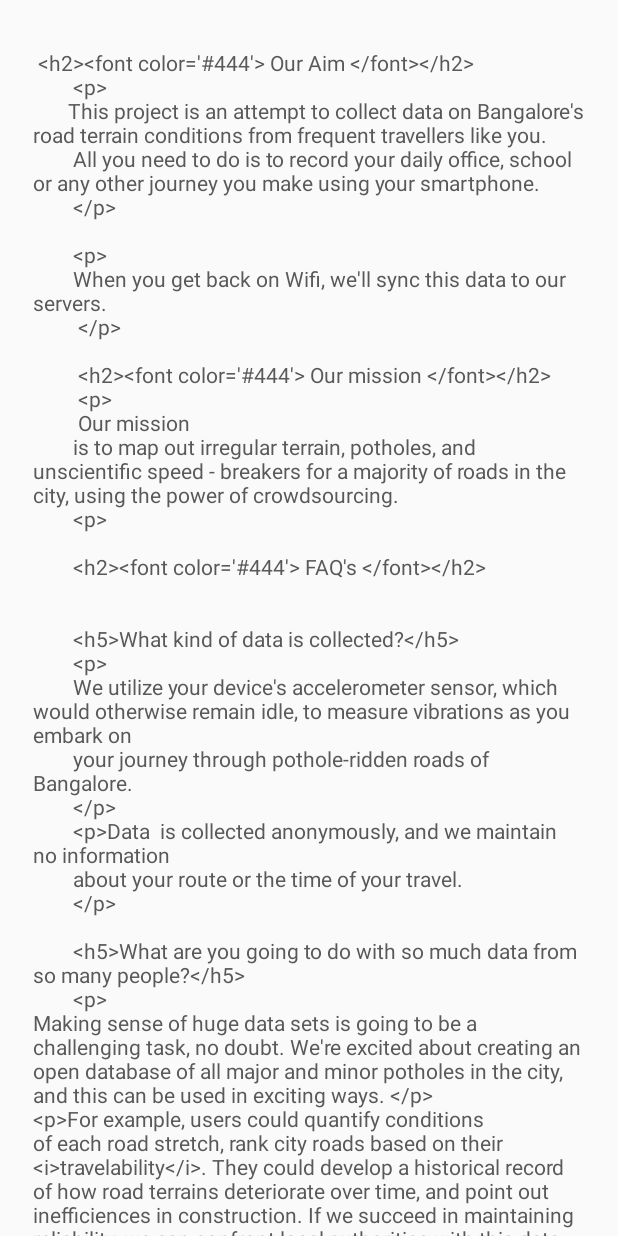
After one commit to pastelsky/RoadRunner, an Android app: the layout content_about.xml on its own in the app's theme, with its tools: preview values and no code run, on a phone screen of 412 x 824 dp. The commit adds this screen. Run offline under Robolectric (Android 15) with nearby library versions, the phone set to English and light mode, and no system bars.

Commit message:
added about screen

```diff
--- /dev/null
+++ b/app/src/main/res/layout/content_about.xml
@@ -0,0 +1,38 @@
+<?xml version="1.0" encoding="utf-8"?>
+<android.support.v4.widget.NestedScrollView xmlns:android="http://schemas.android.com/apk/res/android"
+    xmlns:app="http://schemas.android.com/apk/res-auto"
+    xmlns:tools="http://schemas.android.com/tools"
+    android:layout_width="match_parent"
+    android:layout_height="match_parent"
+    android:clipToPadding="false"
+    android:paddingLeft="6dp"
+    android:paddingRight="6dp"
+    android:paddingTop="@dimen/activity_vertical_margin"
+    app:layout_behavior="@string/appbar_scrolling_view_behavior"
+    tools:context="com.example.shubhamkanodia.roadrunner.Activities.AboutActivity"
+    tools:showIn="@layout/activity_about">
+
+    <LinearLayout
+        android:layout_width="match_parent"
+        android:layout_height="match_parent">
+
+        <TextView
+            android:id="@+id/tvAbout"
+            android:layout_width="wrap_content"
+            android:layout_height="wrap_content"
+            android:layout_margin="@dimen/text_margin"
+            android:text="@string/large_text"
+            android:textColor="#595959" />
+
+
+        <Button
+            android:layout_width="wrap_content"
+            android:layout_height="match_parent"
+            android:layout_gravity="center_horizontal"
+            android:layout_marginTop="12dp"
+            android:backgroundTint="#2b5a69"
+            android:text="Get Started" />
+
+    </LinearLayout>
+
+</android.support.v4.widget.NestedScrollView>
--- /dev/null
+++ b/app/src/main/res/values-v21/styles.xml
@@ -0,0 +1,9 @@
+<resources>
+
+    <style name="AppTheme.NoActionBar">
+        <item name="windowActionBar">false</item>
+        <item name="windowNoTitle">true</item>
+        <item name="android:windowDrawsSystemBarBackgrounds">true</item>
+        <item name="android:statusBarColor">@android:color/transparent</item>
+    </style>
+</resources>
--- a/app/src/main/res/values/dimens.xml
+++ b/app/src/main/res/values/dimens.xml
@@ -8,4 +8,7 @@
 http://developer.android.com/guide/topics/appwidgets/index.html#CreatingLayout
     -->
     <dimen name="widget_margin">8dp</dimen>
+    <dimen name="app_bar_height">250dp</dimen>
+    <dimen name="fab_margin">16dp</dimen>
+    <dimen name="text_margin">16dp</dimen>
 </resources>
--- a/app/src/main/res/values/strings.xml
+++ b/app/src/main/res/values/strings.xml
@@ -4,7 +4,7 @@
     <string name="hello_world">Hello world!</string>
     <string name="action_settings">Settings</string>
 
-<!-- TODO: Remove or change this placeholder text -->
+    <!-- TODO: Remove or change this placeholder text -->
     <string name="hello_blank_fragment">Hello blank fragment</string>
     <string name="title_activity_post">Post data</string>
     <string name="title_activity_trial">TrialActivity</string>
@@ -73,4 +73,76 @@
     <string name="pref_ringtone_silent">Silent</string>
 
     <string name="pref_title_vibrate">Vibrate</string>
+    <string name="what_text"><u>How does this app work?</u></string>
+    <string name="title_activity_about">How does it work?</string>
+    <string name="large_text">
+        <![CDATA[
+
+       " <h2><font color=\'#444\'> Our Aim </font></h2>
+        <p>
+       This project is an attempt to collect data on Bangalore\'s road terrain conditions from frequent travellers like you.
+        All you need to do is to record your daily office, school or any other journey you make using your smartphone.
+        </p>
+
+        <p>
+        When you get back on Wifi, we\'ll sync this data to our servers.
+         </p>
+
+         <h2><font color=\'#444\'> Our mission </font></h2>
+         <p>
+         Our mission
+        is to map out irregular terrain, potholes, and unscientific speed - breakers for a majority of roads in the city, using the power of crowdsourcing.
+        <p>
+
+        <h2><font color=\'#444\'> FAQ's </font></h2>
+
+
+        <h5>What kind of data is collected?</h5>
+        <p>
+        We utilize your device\'s accelerometer sensor, which would otherwise remain idle, to measure vibrations as you embark on
+        your journey through pothole-ridden roads of Bangalore.
+        </p>
+        <p>Data  is collected anonymously, and we maintain no information
+        about your route or the time of your travel.
+        </p>
+
+        <h5>What are you going to do with so much data from so many people?</h5>
+        <p>
+Making sense of huge data sets is going to be a challenging task, no doubt. We\'re excited about creating an open database of all major and minor potholes in the city, and this can be used in exciting ways. </p>
+<p>For example, users could quantify conditions of each road stretch, rank city roads based on their "<i>travelability</i>". They could develop a historical record of how road terrains deteriorate over time, and point out inefficiences in construction. If we succeed in maintaining reliability, we can confront local authorities with this data and exert pressure on them for a fix.
+        </p>
+
+        <h5>How does it affect my battery life?</h5>
+        <p>
+        While you could plug your device into a travel charger, its not a requirement as the application is designed with optimal battery usage in mind.
+        </p>
+        <p>Sensors are coerced for data only when your\'re moving, and sleep when you stop for extended periods of time. e.g.due to a traffic signal. We\'re working to make it more efficient with every release. <i>We promise</i>.
+        </p>
+
+        <h5>Do I need to keep my device steady?</h5>
+        <p>
+        While we recommend keeping your device in a place with very little auxiliary movement, there is no need to chain your device down your dashboard. Pocket, your bag will do just fine. Afterall, <i>its gotta move if its gotta groove</i>, right?
+        </p>
+
+        <h5>Can I use my device to take calls in the meanwhile?</h5>ddfsddsfssdf
+        <p>
+     But ofcourse! We pause recording when you use your phone for making\//recieving calls or searching for photos of cute kittens.
+
+          </p>
+            <p>
+     This also means that you should try keep your interactions with your device to a minimum if for recordings to be effective. Yet another reason to not use your phone while you drive.
+        </p>
+
+        <h5>What if i travel in a bus?</h5>
+        <p>
+You could use your journeys aboard buses and ricks to record data too. Suspensions systems in BMTC buses work hard to make sure will make even not even the most tiny hump stays unnoticed. ;)
+        </p>
+
+        <h4>"
+
+
+
+
+        ]]>
+    </string>
 </resources>
--- a/app/src/main/res/values/styles.xml
+++ b/app/src/main/res/values/styles.xml
@@ -5,4 +5,13 @@
         <!-- Customize your theme here. -->
     </style>
 
+    <style name="AppTheme.NoActionBar">
+        <item name="windowActionBar">false</item>
+        <item name="windowNoTitle">true</item>
+    </style>
+
+    <style name="AppTheme.AppBarOverlay" parent="ThemeOverlay.AppCompat.Dark.ActionBar" />
+
+    <style name="AppTheme.PopupOverlay" parent="ThemeOverlay.AppCompat.Light" />
+
 </resources>
```
Also changed, not shown: app/build.gradle (+18 -1 lines), app/src/main/AndroidManifest.xml (+15 -10 lines), app/src/main/java/com/example/shubhamkanodia/roadrunner/Activities/AboutActivity.java (added, +39 -0 lines), app/src/main/java/com/example/shubhamkanodia/roadrunner/Fragments/MainFragment.java (+9 -4 lines), app/src/main/res/layout/activity_about.xml (added, +54 -0 lines), app/src/main/res/layout/fragment_main.xml (+31 -29 lines), app/src/main/res/layout/runner_widget.xml (+11 -5 lines), app/src/main/res/menu/menu_about.xml (added, +10 -0 lines), 1 other file.
